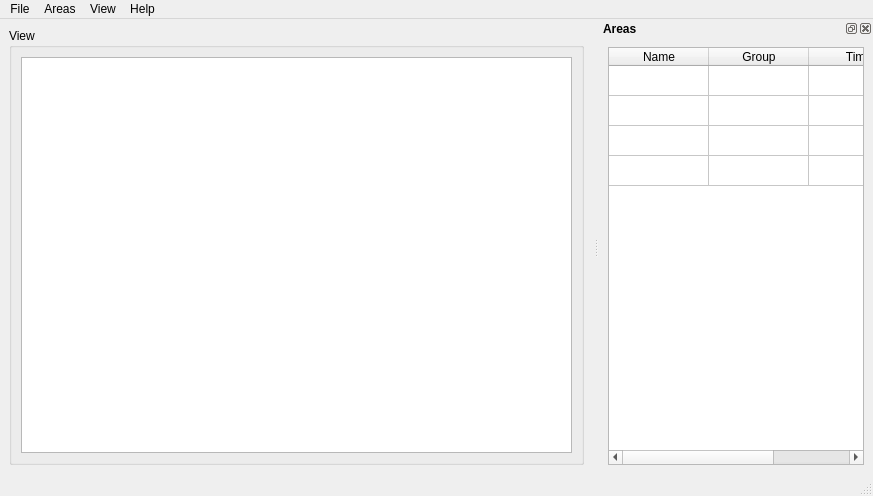
Above: ui/mainwindow.ui from AdamsPL/amt before the change. Below: the same form after it.
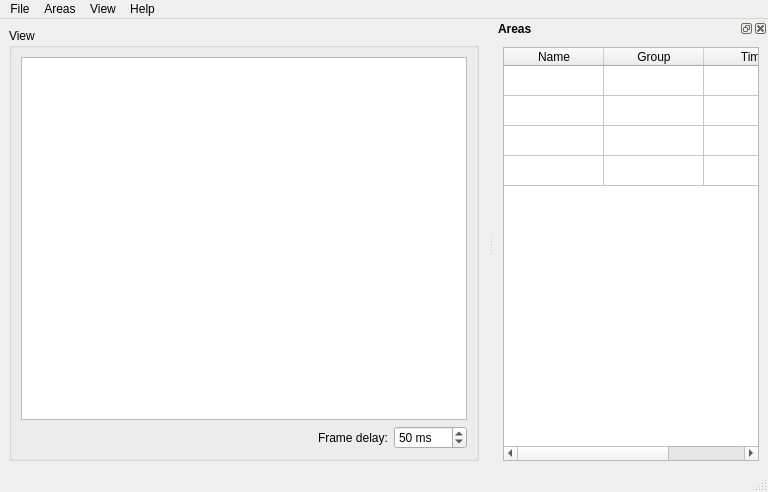
That is the form after the change. Icons and pictures are not drawn. Custom widgets are drawn as their Qt base class.

Commit message: Timer class added + frame delay support

```diff
--- a/ui/mainwindow.ui
+++ b/ui/mainwindow.ui
@@ -6,8 +6,8 @@
    <rect>
     <x>0</x>
     <y>0</y>
-    <width>873</width>
-    <height>496</height>
+    <width>768</width>
+    <height>492</height>
    </rect>
   </property>
   <property name="windowTitle">
@@ -26,7 +26,7 @@
       <property name="title">
        <string>View</string>
       </property>
-      <layout class="QHBoxLayout" name="horizontalLayout_3">
+      <layout class="QVBoxLayout" name="verticalLayout_2">
        <item>
         <widget class="ViewportWidget" name="viewport">
          <property name="backgroundBrush">
@@ -40,6 +40,43 @@
          </property>
         </widget>
        </item>
+       <item>
+        <layout class="QHBoxLayout" name="horizontalLayout_2">
+         <item>
+          <spacer name="horizontalSpacer">
+           <property name="orientation">
+            <enum>Qt::Horizontal</enum>
+           </property>
+           <property name="sizeHint" stdset="0">
+            <size>
+             <width>40</width>
+             <height>20</height>
+            </size>
+           </property>
+          </spacer>
+         </item>
+         <item>
+          <widget class="QLabel" name="label">
+           <property name="text">
+            <string>Frame delay:</string>
+           </property>
+          </widget>
+         </item>
+         <item>
+          <widget class="QSpinBox" name="fpsBox">
+           <property name="suffix">
+            <string> ms</string>
+           </property>
+           <property name="maximum">
+            <number>9999</number>
+           </property>
+           <property name="value">
+            <number>50</number>
+           </property>
+          </widget>
+         </item>
+        </layout>
+       </item>
       </layout>
      </widget>
     </item>
@@ -50,8 +87,8 @@
     <rect>
      <x>0</x>
      <y>0</y>
-     <width>873</width>
-     <height>19</height>
+     <width>768</width>
+     <height>21</height>
     </rect>
    </property>
    <widget class="QMenu" name="menuFile">
```
The commit also changes 14 other files.
